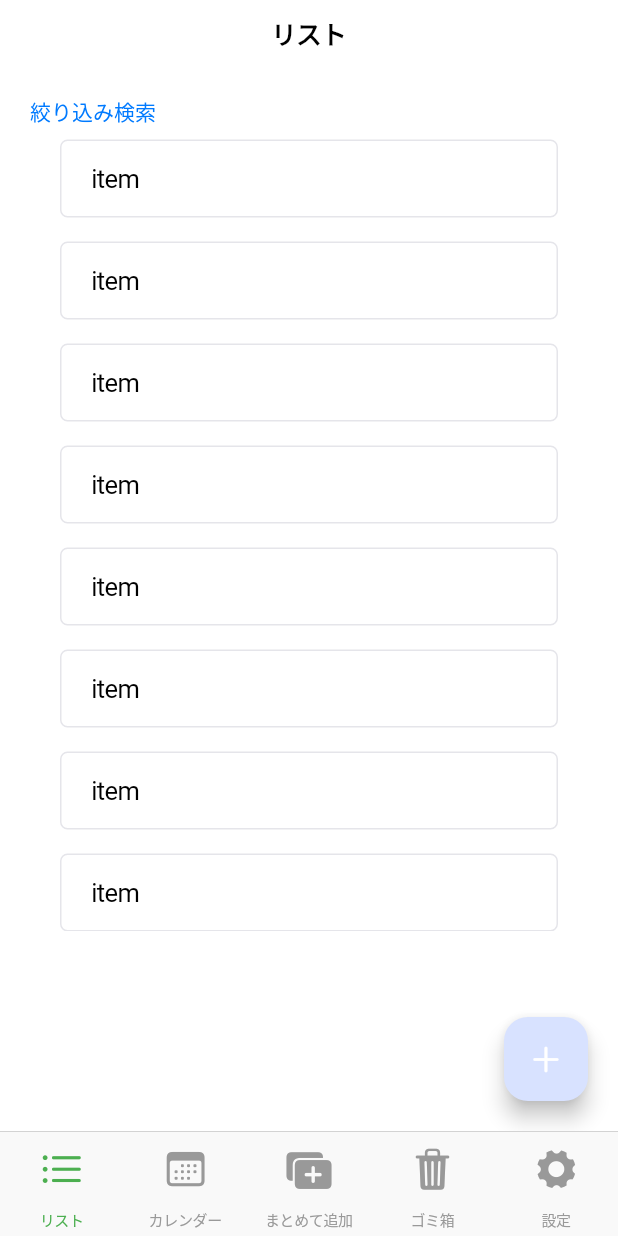
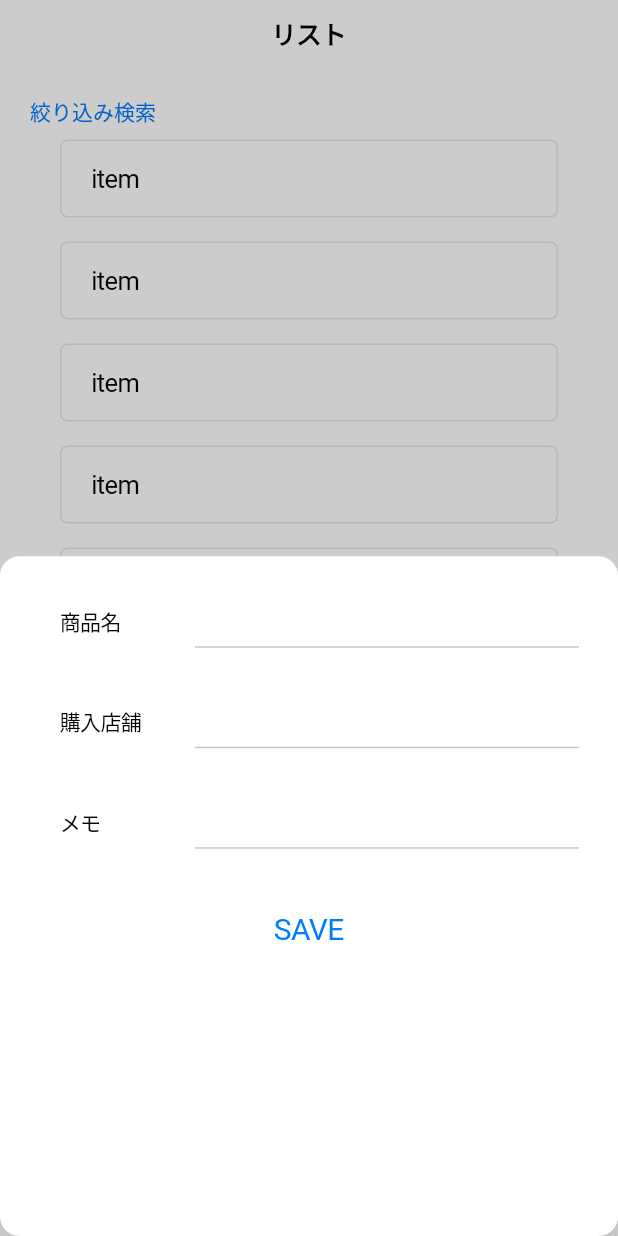
Before and after one commit to takumi3110/simpletodo, a Flutter app: the screen it shows after launch, after a tap on an icon or button, on a phone screen of 412 x 824 dp. Run offline on Flutter 3.47's test engine with Material 3 defaults, Android fonts, the phone set to English and light mode, and no system bars.

```diff
--- /dev/null
+++ b/lib/view/list/list_page.dart
@@ -0,0 +1,227 @@
+import 'package:flutter/cupertino.dart';
+import 'package:flutter/gestures.dart';
+import 'package:flutter/material.dart';
+import 'package:flutter/widgets.dart';
+
+class ListPage extends StatefulWidget {
+  const ListPage({super.key});
+
+  @override
+  State<ListPage> createState() => _ListPageState();
+}
+
+class _ListPageState extends State<ListPage> {
+  TextEditingController categoryController = TextEditingController();
+  TextEditingController nameController = TextEditingController();
+  TextEditingController shopController = TextEditingController();
+  TextEditingController priorityController = TextEditingController();
+  TextEditingController memoController = TextEditingController();
+
+  List<Map<String, dynamic>> createList = [];
+
+  @override
+  void initState() {
+    super.initState();
+    createList.addAll([
+      {'keyboardType': TextInputType.text, 'controller': nameController, 'label': '商品名'},
+      {'keyboardType': TextInputType.text, 'controller': shopController, 'label': '購入店舗'},
+      {'keyboardType': TextInputType.text, 'controller': memoController, 'label': 'メモ'},
+    ]);
+  }
+
+  @override
+  Widget build(BuildContext context) {
+    return CupertinoPageScaffold(
+        navigationBar: const CupertinoNavigationBar(
+          middle: Text('リスト'),
+        ),
+        child: SafeArea(
+          child: Padding(
+            padding: const EdgeInsets.all(20.0),
+            child: Stack(children: [
+              Column(
+                children: [
+                  Align(
+                      alignment: Alignment.centerLeft,
+                      child: RichText(
+                        text: TextSpan(
+                            text: '絞り込み検索',
+                            style: const TextStyle(fontSize: 14, color: CupertinoColors.link),
+                            recognizer: TapGestureRecognizer()
+                              ..onTap = () {
+                                debugPrint('search');
+                              }),
+                      )),
+                  SizedBox(
+                    height: MediaQuery.sizeOf(context).height * 0.65,
+                    child: ListView.builder(
+                      itemCount: 10,
+                      itemBuilder: (builder, index) {
+                        return Padding(
+                          padding: const EdgeInsets.symmetric(vertical: 8.0, horizontal: 20.0),
+                          child: Container(
+                            padding: const EdgeInsets.symmetric(vertical: 15.0, horizontal: 20.0),
+                            decoration: BoxDecoration(
+                              border: Border.all(color: CupertinoColors.lightBackgroundGray),
+                              borderRadius: BorderRadius.circular(5),
+                            ),
+                            child: const Text('item'),
+                          ),
+                        );
+                      },
+                    ),
+                  ),
+                ],
+              ),
+              // Column(
+              //   children: [
+              //     Padding(
+              //       padding: const EdgeInsets.only(top: 20.0),
+              //       child: Row(
+              //         mainAxisAlignment: MainAxisAlignment.center,
+              //         children: [
+              //           SizedBox(
+              //             width: 200,
+              //             child: CupertinoTextField(
+              //               textAlign: TextAlign.center,
+              //               controller: titleController,
+              //               style: const TextStyle(fontSize: 24,),
+              //               decoration: const BoxDecoration(
+              //                 border:  Border(bottom: BorderSide(color: Colors.grey))
+              //               ),
+              //             ),
+              //           )
+              //         ],
+              //       ),
+              //     ),
+              //     Padding(
+              //       padding: const EdgeInsets.symmetric(vertical: 10.0, horizontal: 30),
+              //       child: SizedBox(
+              //         height: MediaQuery.sizeOf(context).height * 0.6,
+              //         child: ListView.builder(
+              //           // shrinkWrap: true,
+              //             itemCount: itemControllers.length,
+              //             itemBuilder: (context, index) {
+              //               return Dismissible(
+              //                 key: Key(itemControllers[index].text),
+              //                 direction: DismissDirection.startToEnd,
+              //                 background: Container(
+              //                   color: Colors.grey,
+              //                   padding: const EdgeInsets.symmetric(horizontal: 8),
+              //                   child: const Align(
+              //                       alignment: Alignment.centerLeft,
+              //                       child: Padding(
+              //                         padding: EdgeInsets.all(8.0),
+              //                         child: Icon(Icons.delete_outline_rounded, color: Colors.white, size: 32,),
+              //                       )
+              //                   ),
+              //                 ),
+              //                 onDismissed: (direction) {
+              //                   item.completedDate = DateTime.now();
+              //                   itemControllers.removeAt(index);
+              //                 },
+              //                 child: Container(
+              //                   padding: const EdgeInsets.all(20),
+              //                   decoration: const BoxDecoration(
+              //                       border: Border(
+              //                           bottom: BorderSide(width: 1, color: Colors.grey)
+              //                       )
+              //                   ),
+              //                   child: Row(
+              //                     mainAxisAlignment: MainAxisAlignment.start,
+              //                     children: [
+              //                       GestureDetector(
+              //                         onTap: () {
+              //                           setState(() {
+              //                             clickedList.contains(index) ? clickedList.remove(index): clickedList.add(index);
+              //                           });
+              //                         },
+              //                         child: Icon(
+              //                           clickedList.contains(index) ? Icons.check_circle: Icons.circle_outlined,
+              //                           size: 24,
+              //                           // color: Colors.green,
+              //                         ),
+              //                       ),
+              //                       const SizedBox(width: 30,),
+              //                       SizedBox(
+              //                         width: 200,
+              //                         child: CupertinoTextField.borderless(
+              //                           controller: itemControllers[index],
+              //                         ),
+              //                       )
+              //                     ],
+              //                   ),
+              //                 ),
+              //               );
+              //             }),
+              //       ),
+              //     ),
+              //
+              //
+              //   ],
+              // ),
+              Align(
+                alignment: Alignment.bottomRight,
+                child: FloatingActionButton(
+                  // backgroundColor: Colors.green,
+                  onPressed: () {
+                    showCupertinoModalPopup(
+                        // barrierDismissible: true,
+                        context: context,
+                        builder: (BuildContext context) => CupertinoPopupSurface(
+                              child: Container(
+                                height: MediaQuery.sizeOf(context).height * 0.55,
+                                width: double.infinity,
+                                padding: const EdgeInsets.all(20),
+                                color: CupertinoColors.systemBackground,
+                                child: Column(
+                                  crossAxisAlignment: CrossAxisAlignment.center,
+                                  // mainAxisAlignment: MainAxisAlignment.center,
+                                  children: [
+                                    ListView.builder(
+                                      shrinkWrap: true,
+                                      physics: const NeverScrollableScrollPhysics(),
+                                      itemCount: createList.length,
+                                      itemBuilder: (context, index) {
+                                        return Column(
+                                          children: [
+                                            CupertinoTextFormFieldRow(
+                                              keyboardType: createList[index]['keyboardType'],
+                                              controller: createList[index]['controller'],
+                                              prefix: Padding(
+                                                padding: const EdgeInsets.only(right: 10.0),
+                                                child: SizedBox(width: 80, child: Text(createList[index]['label'], style: const TextStyle(fontSize: 14, ),)),
+                                              ),
+                                              decoration: const BoxDecoration(
+                                                  border: Border(
+                                                      bottom: BorderSide(
+                                                          width: 1, color: CupertinoColors.opaqueSeparator))),
+                                            ),
+                                            const SizedBox(
+                                              height: 20,
+                                            )
+                                          ],
+                                        );
+                                      },
+                                    ),
+                                    CupertinoButton(
+                                        child: const Text('SAVE', style: TextStyle(fontSize: 20, ),),
+                                        onPressed: () {
+                                          Navigator.pop(context);
+                                        })
+                                  ],
+                                ),
+                              ),
+                            ));
+                  },
+                  child: const Icon(
+                    CupertinoIcons.add,
+                    color: Colors.white,
+                  ),
+                ),
+              )
+            ]),
+          ),
+        ));
+  }
+}
--- a/lib/view/list_page.dart
+++ /dev/null
@@ -1,168 +0,0 @@
-import 'package:flutter/cupertino.dart';
-import 'package:flutter/gestures.dart';
-import 'package:flutter/material.dart';
-
-class ListPage extends StatefulWidget {
-  const ListPage({super.key});
-
-  @override
-  State<ListPage> createState() => _ListPageState();
-}
-
-class _ListPageState extends State<ListPage> {
-
-  @override
-  void initState() {
-    super.initState();
-  }
-
-  @override
-  Widget build(BuildContext context) {
-    return CupertinoPageScaffold(
-      navigationBar:  const CupertinoNavigationBar(
-        middle: Text('リスト'),
-      ),
-        child: SafeArea(
-          child: Padding(
-            padding: const EdgeInsets.all(20.0),
-            child: Stack(
-              children: [
-                Column(
-                  children: [
-                    Align(
-                      alignment: Alignment.centerLeft,
-                        child: RichText(
-                          text: TextSpan(
-                              text: '絞り込み検索',
-                              style: const TextStyle(fontSize: 14, color: CupertinoColors.link),
-                              recognizer: TapGestureRecognizer()..onTap = () {
-                                debugPrint('search');
-                              }
-                          ),
-                        )
-                    ),
-                    SizedBox(
-                      height: MediaQuery.sizeOf(context).height * 0.65,
-                      child: ListView.builder(
-                        itemCount: 10,
-                        itemBuilder: (builder, index) {
-                          return Padding(
-                            padding: const EdgeInsets.symmetric(vertical: 8.0, horizontal: 20.0),
-                            child: Container(
-                              padding: const EdgeInsets.symmetric(vertical: 15.0, horizontal: 20.0),
-                              decoration: BoxDecoration(
-                                border: Border.all(color: CupertinoColors.lightBackgroundGray),
-                                borderRadius: BorderRadius.circular(5),
-                              ),
-                              child: const Text('item'),
-                            ),
-                          );
-                        },
-                      ),
-                    ),
-                  ],
-                ),
-                // Column(
-                //   children: [
-                //     Padding(
-                //       padding: const EdgeInsets.only(top: 20.0),
-                //       child: Row(
-                //         mainAxisAlignment: MainAxisAlignment.center,
-                //         children: [
-                //           SizedBox(
-                //             width: 200,
-                //             child: CupertinoTextField(
-                //               textAlign: TextAlign.center,
-                //               controller: titleController,
-                //               style: const TextStyle(fontSize: 24,),
-                //               decoration: const BoxDecoration(
-                //                 border:  Border(bottom: BorderSide(color: Colors.grey))
-                //               ),
-                //             ),
-                //           )
-                //         ],
-                //       ),
-                //     ),
-                //     Padding(
-                //       padding: const EdgeInsets.symmetric(vertical: 10.0, horizontal: 30),
-                //       child: SizedBox(
-                //         height: MediaQuery.sizeOf(context).height * 0.6,
-                //         child: ListView.builder(
-                //           // shrinkWrap: true,
-                //             itemCount: itemControllers.length,
-                //             itemBuilder: (context, index) {
-                //               return Dismissible(
-                //                 key: Key(itemControllers[index].text),
-                //                 direction: DismissDirection.startToEnd,
-                //                 background: Container(
-                //                   color: Colors.grey,
-                //                   padding: const EdgeInsets.symmetric(horizontal: 8),
-                //                   child: const Align(
-                //                       alignment: Alignment.centerLeft,
-                //                       child: Padding(
-                //                         padding: EdgeInsets.all(8.0),
-                //                         child: Icon(Icons.delete_outline_rounded, color: Colors.white, size: 32,),
-                //                       )
-                //                   ),
-                //                 ),
-                //                 onDismissed: (direction) {
-                //                   item.completedDate = DateTime.now();
-                //                   itemControllers.removeAt(index);
-                //                 },
-                //                 child: Container(
-                //                   padding: const EdgeInsets.all(20),
-                //                   decoration: const BoxDecoration(
-                //                       border: Border(
-                //                           bottom: BorderSide(width: 1, color: Colors.grey)
-                //                       )
-                //                   ),
-                //                   child: Row(
-                //                     mainAxisAlignment: MainAxisAlignment.start,
-                //                     children: [
-                //                       GestureDetector(
-                //                         onTap: () {
-                //                           setState(() {
-                //                             clickedList.contains(index) ? clickedList.remove(index): clickedList.add(index);
-                //                           });
-                //                         },
-                //                         child: Icon(
-                //                           clickedList.contains(index) ? Icons.check_circle: Icons.circle_outlined,
-                //                           size: 24,
-                //                           // color: Colors.green,
-                //                         ),
-                //                       ),
-                //                       const SizedBox(width: 30,),
-                //                       SizedBox(
-                //                         width: 200,
-                //                         child: CupertinoTextField.borderless(
-                //                           controller: itemControllers[index],
-                //                         ),
-                //                       )
-                //                     ],
-                //                   ),
-                //                 ),
-                //               );
-                //             }),
-                //       ),
-                //     ),
-                //
-                //
-                //   ],
-                // ),
-                Align(
-                  alignment: Alignment.bottomRight,
-                  child: FloatingActionButton(
-                    // backgroundColor: Colors.green,
-                    onPressed: () {
-                      debugPrint('tap');
-                    },
-                    child: const Icon(CupertinoIcons.add, color: Colors.white,),
-                  ),
-                )
-              ]
-            ),
-          ),
-        )
-    );
-  }
-}
--- a/lib/view/screen.dart
+++ b/lib/view/screen.dart
@@ -2,7 +2,7 @@ import 'package:flutter/cupertino.dart';
 import 'package:flutter/material.dart';
 import 'package:simpletodo/utils/widget_utils.dart';
 import 'package:simpletodo/view/calendar/calendar_page.dart';
-import 'package:simpletodo/view/list_page.dart';
+import 'package:simpletodo/view/list/list_page.dart';
 
 class Screen extends StatefulWidget {
   const Screen({super.key});
```
